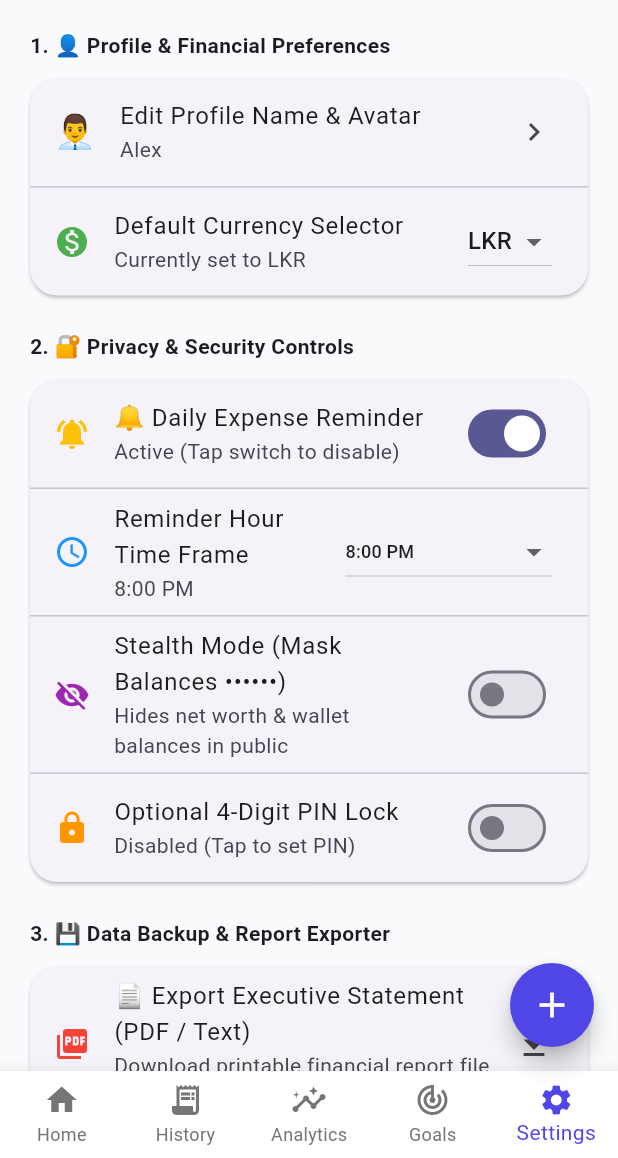
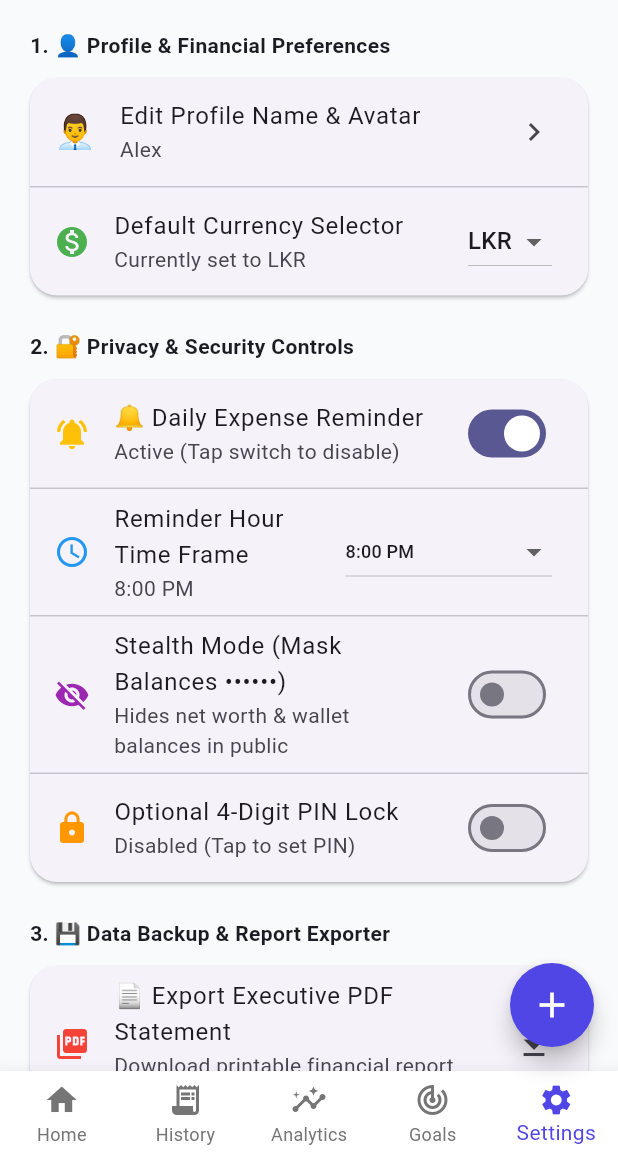
Before and after one commit to Kalana001/financeflow, a Flutter app: the DashboardScreen screen opened directly with empty values, item 5 of the bottom bar chosen, on a phone screen of 412 x 824 dp, the part 78-1236 px from its top. Run offline on Flutter 3.47's test engine with Material 3 defaults, Android fonts, the phone set to English and light mode, and no system bars; our stand-ins replace local_auth, shared_preferences, supabase_flutter; missing offline and left inert: dart:html; accounts and stored records are empty; Roboto replaces fonts that are missing (Outfit).

Commit message:
Update PDF export download to use .pdf extension and application/pdf mime type

```diff
--- a/lib/screens/dashboard.dart
+++ b/lib/screens/dashboard.dart
@@ -2244,12 +2244,12 @@ class _DashboardScreenState extends State<DashboardScreen> {
             children: [
               ListTile(
                 leading: const Icon(Icons.picture_as_pdf, color: Colors.red),
-                title: const Text('📄 Export Executive Statement (PDF / Text)'),
-                subtitle: const Text('Download printable financial report file directly'),
+                title: const Text('📄 Export Executive PDF Statement'),
+                subtitle: const Text('Download printable financial report PDF file directly'),
                 trailing: const Icon(Icons.download),
                 onTap: () async {
                   final reportStr = await widget.storageService.generatePdfStatementReport();
-                  downloadFile(reportStr, 'financeflow_executive_statement.txt', 'text/plain');
+                  downloadFile(reportStr, 'financeflow_executive_statement.pdf', 'application/pdf');
                   showDialog(
                     context: context,
                     builder: (context) => AlertDialog(
@@ -2260,11 +2260,11 @@ class _DashboardScreenState extends State<DashboardScreen> {
                         ElevatedButton.icon(
                           style: ElevatedButton.styleFrom(backgroundColor: Colors.green),
                           icon: const Icon(Icons.download, size: 16, color: Colors.white),
-                          label: const Text('Download File', style: TextStyle(color: Colors.white, fontWeight: FontWeight.bold)),
+                          label: const Text('Download PDF File', style: TextStyle(color: Colors.white, fontWeight: FontWeight.bold)),
                           onPressed: () {
-                            downloadFile(reportStr, 'financeflow_executive_statement.txt', 'text/plain');
+                            downloadFile(reportStr, 'financeflow_executive_statement.pdf', 'application/pdf');
                             ScaffoldMessenger.of(context).showSnackBar(
-                              const SnackBar(content: Text('📥 File download triggered for Executive Statement!')),
+                              const SnackBar(content: Text('📥 PDF File download triggered for Executive Statement!')),
                             );
                           },
                         ),
```
